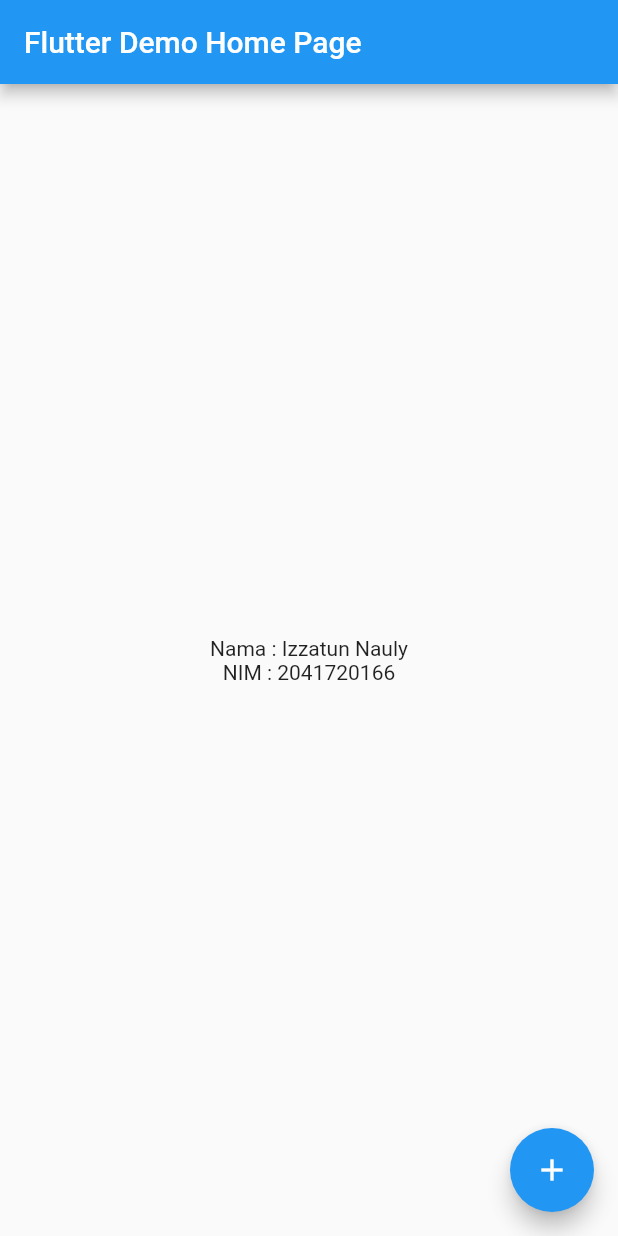
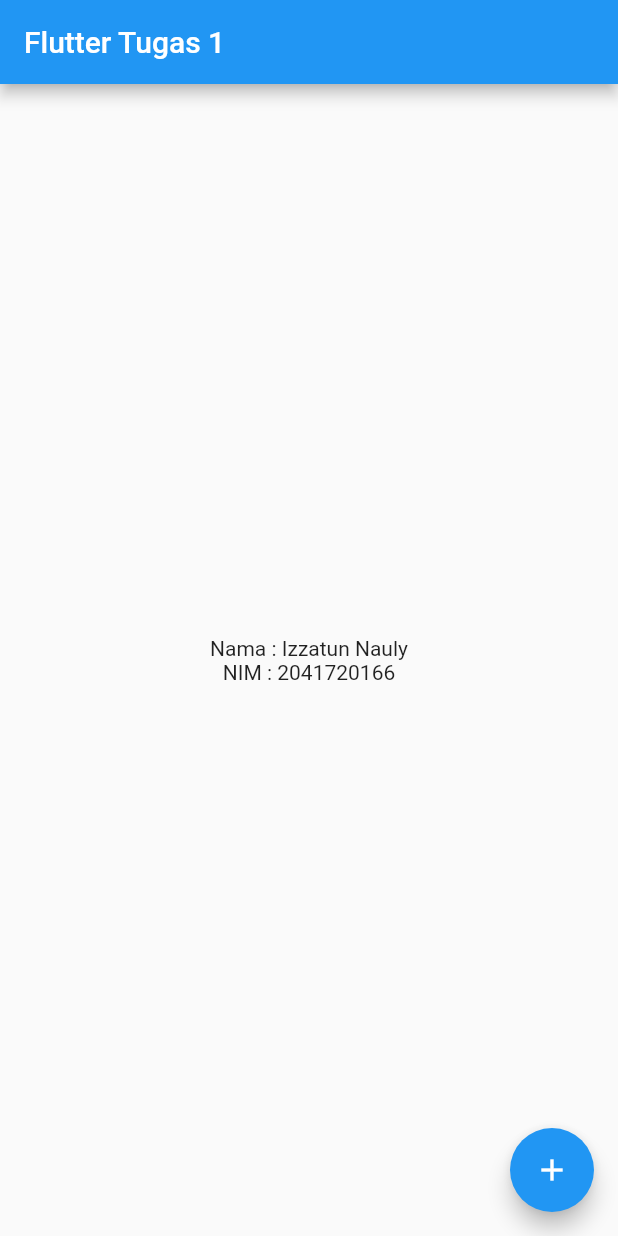
Before and after one commit to IzzatunNauly/tugas1_mobile_hello_world, a Flutter app: the screen it shows after launch, on a phone screen of 412 x 824 dp. Run offline on Flutter 3.47's test engine with Material 2 defaults, Android fonts, the phone set to English and light mode, and no system bars.

```diff
--- a/lib/main.dart
+++ b/lib/main.dart
@@ -24,7 +24,7 @@ class MyApp extends StatelessWidget {
         // is not restarted.
         primarySwatch: Colors.blue,
       ),
-      home: const MyHomePage(title: 'Flutter Demo Home Page'),
+      home: const MyHomePage(title: 'Flutter Tugas 1'),
     );
   }
 }
```
